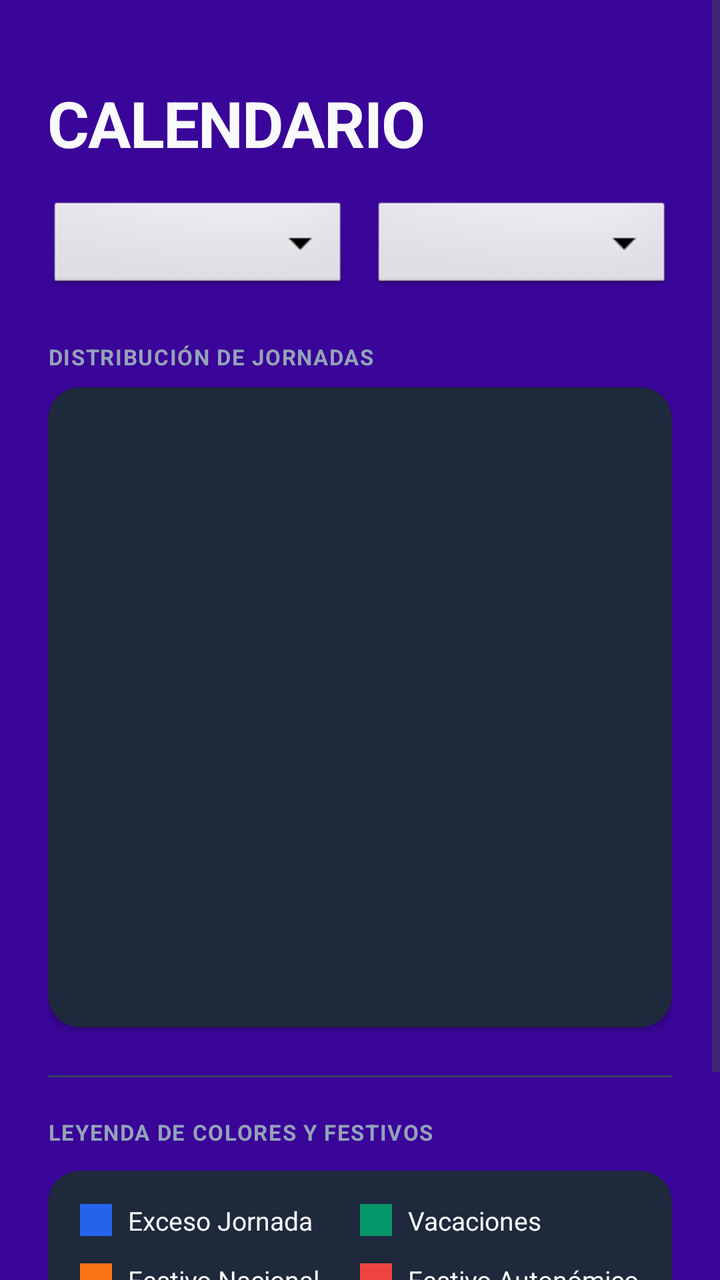
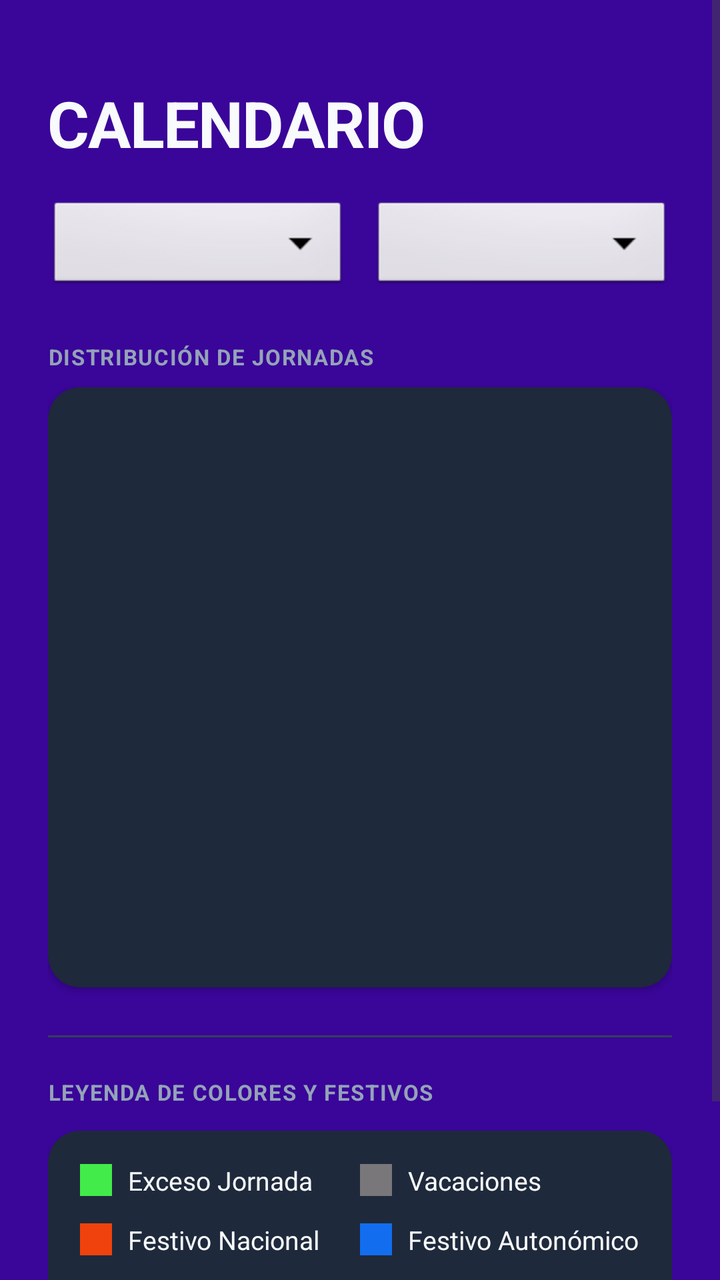

Screens rendered from an Android XML layout before and after an edit, with the pre-edit source and the edit as a unified diff.
<!-- AndroidManifest.xml: application theme Theme.CalendarioLaboral_V30 -->
<!-- res/layout/activity_calendario.xml -->
<?xml version="1.0" encoding="utf-8"?>
<ScrollView
    xmlns:android="http://schemas.android.com/apk/res/android"
    xmlns:app="http://schemas.android.com/apk/res-auto"
    android:id="@+id/scrollCalendarioMensual"
    android:layout_width="match_parent"
    android:layout_height="match_parent"
    android:importantForAccessibility="no"
    android:background="@color/bg_app">

    <LinearLayout
        android:layout_width="match_parent"
        android:layout_height="wrap_content"
        android:orientation="vertical"
        android:padding="24dp">

        
        <LinearLayout
            android:layout_width="match_parent"
            android:layout_height="wrap_content"
            android:orientation="vertical"
            android:layout_marginTop="16dp"
            android:layout_marginBottom="24dp">

            
            <TextView
                android:id="@+id/tvTituloCalendario"
                android:layout_width="match_parent"
                android:layout_height="wrap_content"
                android:text="CALENDARIO"
                android:textColor="@color/text_main"
                android:textSize="32sp"
                android:textAlignment="center"
                android:textStyle="bold"
                android:letterSpacing="-0.02"
                android:layout_marginBottom="16dp" />

            
            <LinearLayout
                android:layout_width="match_parent"
                android:layout_height="wrap_content"
                android:orientation="horizontal"
                android:baselineAligned="false">

                
                <Spinner
                    android:id="@+id/spMesCalendario"
                    android:layout_width="0dp"
                    android:layout_height="48dp"
                    android:layout_weight="1"
                    android:layout_marginEnd="6dp"
                    android:background="@android:drawable/btn_dropdown"
                    android:spinnerMode="dropdown" />

                
                <Spinner
                    android:id="@+id/spAnioCalendario"
                    android:layout_width="0dp"
                    android:layout_height="48dp"
                    android:layout_weight="1"
                    android:layout_marginStart="6dp"
                    android:background="@android:drawable/btn_dropdown"
                    android:spinnerMode="dropdown" />
            </LinearLayout>
        </LinearLayout>
        
        <TextView
            android:layout_width="wrap_content"
            android:layout_height="wrap_content"
            android:text="DISTRIBUCIÓN DE JORNADAS"
            android:textColor="@color/text_secondary"
            android:textSize="11sp"
            android:textStyle="bold"
            android:layout_marginBottom="8dp"
            android:letterSpacing="0.05" />

        <androidx.cardview.widget.CardView
            android:layout_width="match_parent"
            android:layout_height="320dp"
            android:layout_marginBottom="24dp"
            app:cardCornerRadius="16dp"
            app:cardElevation="2dp"
            app:cardBackgroundColor="@color/bg_card_surface">

            
            <androidx.recyclerview.widget.RecyclerView
                android:id="@+id/rvCalendarioDias"
                android:layout_width="match_parent"
                android:layout_height="match_parent"
                android:padding="12dp"
                android:clipToPadding="false"/>

        </androidx.cardview.widget.CardView>

        
        <View
            android:layout_width="match_parent"
            android:layout_height="1dp"
            android:background="@color/bg_fecha_disabled"
            android:layout_marginBottom="20dp" />

        
        <TextView
            android:layout_width="wrap_content"
            android:layout_height="wrap_content"
            android:text="LEYENDA DE COLORES Y FESTIVOS"
            android:textColor="@color/text_secondary"
            android:textSize="11sp"
            android:textStyle="bold"
            android:layout_marginBottom="12dp"
            android:letterSpacing="0.05" />

        <androidx.cardview.widget.CardView
            android:layout_width="match_parent"
            android:layout_height="wrap_content"
            android:layout_marginBottom="16dp"
            app:cardCornerRadius="16dp"
            app:cardElevation="2dp"
            app:cardBackgroundColor="@color/bg_card_surface">

            <LinearLayout
                android:layout_width="match_parent"
                android:layout_height="wrap_content"
                android:orientation="vertical"
                android:padding="16dp">

                
                <LinearLayout
                    android:layout_width="match_parent"
                    android:layout_height="wrap_content"
                    android:orientation="horizontal"
                    android:baselineAligned="false"
                    android:layout_marginBottom="12dp">

                    <LinearLayout
                        android:layout_width="0dp"
                        android:layout_height="wrap_content"
                        android:layout_weight="1"
                        android:gravity="center_vertical"
                        android:orientation="horizontal">
                        <View
                            android:layout_width="16dp"
                            android:layout_height="16dp"
                            android:background="#2563EB"
                            android:layout_marginEnd="8dp"/>
                        <TextView
                            android:layout_width="wrap_content"
                            android:layout_height="wrap_content"
                            android:text="Exceso Jornada"
                            android:textColor="@color/text_main"
                            android:textSize="13sp" />
                    </LinearLayout>

                    <LinearLayout
                        android:layout_width="0dp"
                        android:layout_height="wrap_content"
                        android:layout_weight="1"
                        android:gravity="center_vertical"
                        android:orientation="horizontal">
                        <View
                            android:layout_width="16dp"
                            android:layout_height="16dp"
                            android:background="#059669"
                            android:layout_marginEnd="8dp"/>
                        <TextView
                            android:layout_width="wrap_content"
                            android:layout_height="wrap_content"
                            android:text="Vacaciones"
                            android:textColor="@color/text_main"
                            android:textSize="13sp" />
                    </LinearLayout>
                </LinearLayout>

                
                <LinearLayout
                    android:layout_width="match_parent"
                    android:layout_height="wrap_content"
                    android:orientation="horizontal"
                    android:baselineAligned="false"
                    android:layout_marginBottom="12dp">

                    <LinearLayout
                        android:layout_width="0dp"
                        android:layout_height="wrap_content"
                        android:layout_weight="1"
                        android:gravity="center_vertical"
                        android:orientation="horizontal">
                        <View
                            android:layout_width="16dp"
                            android:layout_height="16dp"
                            android:background="@color/color_accent_orange"
                            android:layout_marginEnd="8dp"/>
                        <TextView
                            android:layout_width="wrap_content"
                            android:layout_height="wrap_content"
                            android:text="Festivo Nacional"
                            android:textColor="@color/text_main"
                            android:textSize="13sp" />
                    </LinearLayout>

                    <LinearLayout
                        android:layout_width="0dp"
                        android:layout_height="wrap_content"
                        android:layout_weight="1"
                        android:gravity="center_vertical"
                        android:orientation="horizontal">
                        <View
                            android:layout_width="16dp"
                            android:layout_height="16dp"
                            android:background="#EF4444"
                            android:layout_marginEnd="8dp"/>
                        <TextView
                            android:layout_width="wrap_content"
                            android:layout_height="wrap_content"
                            android:text="Festivo Autonómico"
                            android:textColor="@color/text_main"
                            android:textSize="13sp" />
                    </LinearLayout>
                </LinearLayout>

                
                <LinearLayout
                    android:layout_width="match_parent"
                    android:layout_height="wrap_content"
                    android:orientation="horizontal"
                    android:baselineAligned="false"
                    android:layout_marginBottom="12dp">

                    <LinearLayout
                        android:layout_width="0dp"
                        android:layout_height="wrap_content"
                        android:layout_weight="1"
                        android:gravity="center_vertical"
                        android:orientation="horizontal">
                        <View
                            android:layout_width="16dp"
                            android:layout_height="16dp"
                            android:background="#F59E0B"
                            android:layout_marginEnd="8dp"/>
                        <TextView
                            android:layout_width="wrap_content"
                            android:layout_height="wrap_content"
                            android:text="Festivo Local"
                            android:textColor="@color/text_main"
                            android:textSize="13sp" />
                    </LinearLayout>

                    <LinearLayout
                        android:layout_width="0dp"
                        android:layout_height="wrap_content"
                        android:layout_weight="1"
                        android:gravity="center_vertical"
                        android:orientation="horizontal">
                        <View
                            android:layout_width="16dp"
                            android:layout_height="16dp"
                            android:background="#7C3AED"
                            android:layout_marginEnd="8dp"/>
                        <TextView
                            android:layout_width="wrap_content"
                            android:layout_height="wrap_content"
                            android:text="Festivo Convenio"
                            android:textColor="@color/text_main"
                            android:textSize="13sp" />
                    </LinearLayout>
                </LinearLayout>

                
                <LinearLayout
                    android:layout_width="match_parent"
                    android:layout_height="wrap_content"
                    android:orientation="horizontal"
                    android:baselineAligned="false">

                    <LinearLayout
                        android:layout_width="0dp"
                        android:layout_height="wrap_content"
                        android:layout_weight="1"
                        android:gravity="center_vertical"
                        android:orientation="horizontal">
                        <View
                            android:layout_width="16dp"
                            android:layout_height="16dp"
                            android:background="@color/bg_fecha_disabled"
                            android:layout_marginEnd="8dp"/>
                        <TextView
                            android:layout_width="wrap_content"
                            android:layout_height="wrap_content"
                            android:text="Días Laborables"
                            android:textColor="@color/text_secondary"
                            android:textSize="13sp" />
                    </LinearLayout>

                    <View
                        android:layout_width="0dp"
                        android:layout_height="0dp"
                        android:layout_weight="1" />
                </LinearLayout>

            </LinearLayout>
        </androidx.cardview.widget.CardView>

    </LinearLayout>
</ScrollView>
<!-- resources referenced by this layout -->
<resources>
  <color name="bg_app">#3A0599</color>
  <color name="bg_card_surface">#1E293B</color>
  <color name="bg_fecha_disabled">#334155</color>
  <color name="color_accent_orange">#F97316</color>
  <color name="text_main">#F8FAFC</color>
  <color name="text_secondary">#94A3B8</color>
  <style name="Theme.CalendarioLaboral_V30" parent="Base.Theme.CalendarioLaboral_V30" />
  <style name="Base.Theme.CalendarioLaboral_V30" parent="Theme.Material3.DayNight.NoActionBar">
          
          
  
  
  
          
          <item name="android:statusBarColor">@color/app_primary</item>
  
          
          
          <item name="android:windowLightStatusBar">false</item>
  
  
      </style>
  <color name="app_primary">#6366F1</color>
</resources>

<!-- the commit's change to res/layout/activity_calendario.xml (unified diff, before → after) -->
@@ -76,7 +76,7 @@
 
         <androidx.cardview.widget.CardView
             android:layout_width="match_parent"
-            android:layout_height="320dp"
+            android:layout_height="300dp"
             android:layout_marginBottom="24dp"
             app:cardCornerRadius="16dp"
             app:cardElevation="2dp"
@@ -87,7 +87,7 @@
                 android:id="@+id/rvCalendarioDias"
                 android:layout_width="match_parent"
                 android:layout_height="match_parent"
-                android:padding="12dp"
+                android:layout_marginTop="16dp"
                 android:clipToPadding="false"/>
 
         </androidx.cardview.widget.CardView>
@@ -141,7 +141,7 @@
                         <View
                             android:layout_width="16dp"
                             android:layout_height="16dp"
-                            android:background="#2563EB"
+                            android:background="@color/exceso_jornada"
                             android:layout_marginEnd="8dp"/>
                         <TextView
                             android:layout_width="wrap_content"
@@ -160,7 +160,7 @@
                         <View
                             android:layout_width="16dp"
                             android:layout_height="16dp"
-                            android:background="#059669"
+                            android:background="@color/vacaciones"
                             android:layout_marginEnd="8dp"/>
                         <TextView
                             android:layout_width="wrap_content"
@@ -188,7 +188,7 @@
                         <View
                             android:layout_width="16dp"
                             android:layout_height="16dp"
-                            android:background="@color/color_accent_orange"
+                            android:background="@color/nacionel"
                             android:layout_marginEnd="8dp"/>
                         <TextView
                             android:layout_width="wrap_content"
@@ -207,7 +207,7 @@
                         <View
                             android:layout_width="16dp"
                             android:layout_height="16dp"
-                            android:background="#EF4444"
+                            android:background="@color/autonomico"
                             android:layout_marginEnd="8dp"/>
                         <TextView
                             android:layout_width="wrap_content"
@@ -241,20 +241,20 @@
                             android:layout_width="wrap_content"
                             android:layout_height="wrap_content"
                             android:text="Festivo Local"
-                            android:textColor="@color/text_main"
-                            android:textSize="13sp" />
-                    </LinearLayout>
-
-                    <LinearLayout
-                        android:layout_width="0dp"
-                        android:layout_height="wrap_content"
-                        android:layout_weight="1"
-                        android:gravity="center_vertical"
-                        android:orientation="horizontal">
-                        <View
-                            android:layout_width="16dp"
-                            android:layout_height="16dp"
-                            android:background="#7C3AED"
+                            android:textColor="@color/local"
+                            android:textSize="13sp" />
+                    </LinearLayout>
+
+                    <LinearLayout
+                        android:layout_width="0dp"
+                        android:layout_height="wrap_content"
+                        android:layout_weight="1"
+                        android:gravity="center_vertical"
+                        android:orientation="horizontal">
+                        <View
+                            android:layout_width="16dp"
+                            android:layout_height="16dp"
+                            android:background="@color/convenio"
                             android:layout_marginEnd="8dp"/>
                         <TextView
                             android:layout_width="wrap_content"
<!-- resource entries referenced after the edit -->
@@ -1,11 +1,16 @@
 <!-- resources referenced by this layout -->
 <resources>
+  <color name="autonomico">#126DEF</color>
   <color name="bg_app">#3A0599</color>
   <color name="bg_card_surface">#1E293B</color>
   <color name="bg_fecha_disabled">#334155</color>
-  <color name="color_accent_orange">#F97316</color>
+  <color name="convenio">#C238D9</color>
+  <color name="exceso_jornada">#43EB4A</color>
+  <color name="local">#E09B35</color>
+  <color name="nacionel">#F0420C</color>
   <color name="text_main">#F8FAFC</color>
   <color name="text_secondary">#94A3B8</color>
+  <color name="vacaciones">#797779</color>
   <style name="Theme.CalendarioLaboral_V30" parent="Base.Theme.CalendarioLaboral_V30" />
   <style name="Base.Theme.CalendarioLaboral_V30" parent="Theme.Material3.DayNight.NoActionBar">
           
